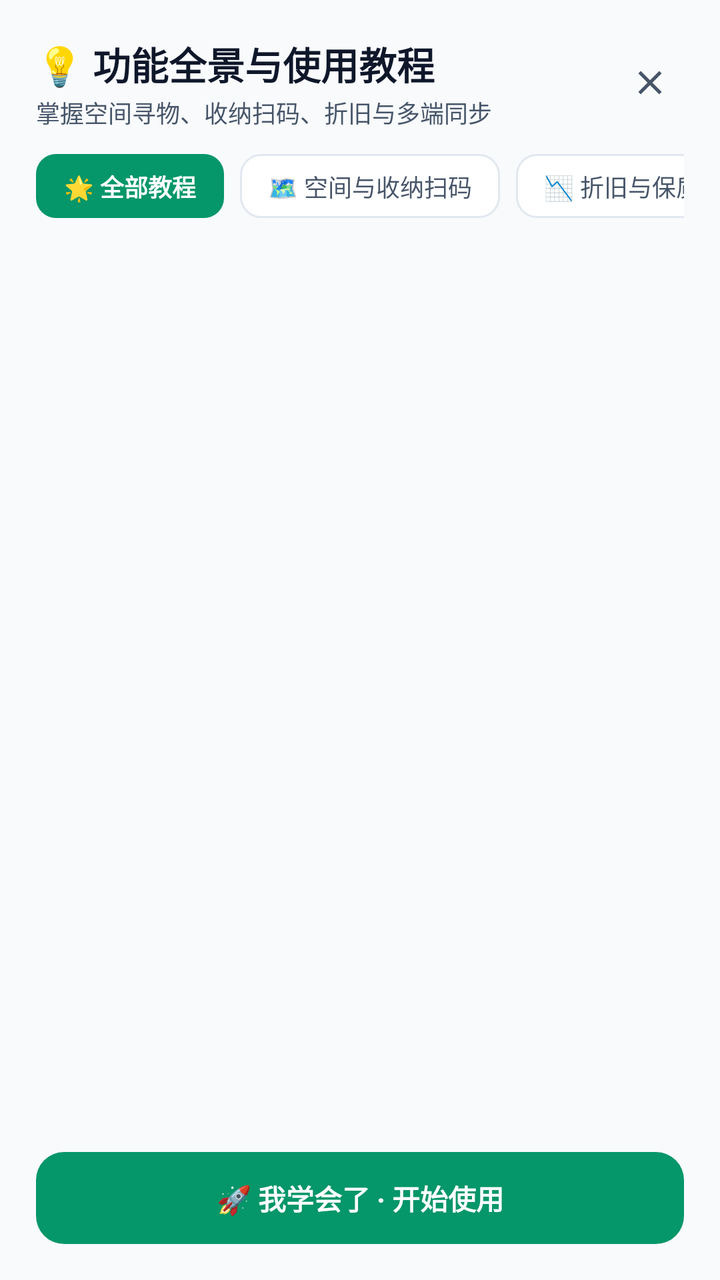
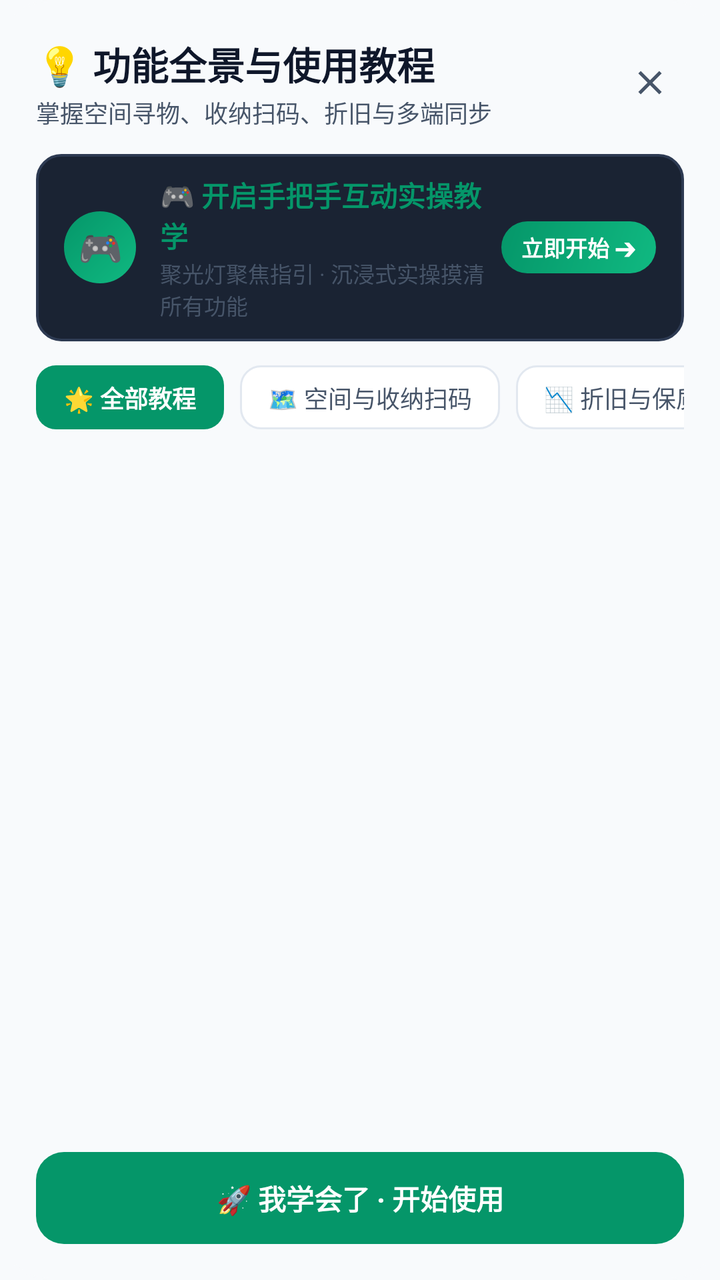

An Android layout rendered at two revisions. The XML below is the earlier revision; the diff shows what the commit changed to produce the second picture.
<!-- AndroidManifest.xml: application theme Theme.DiaperTracker -->
<!-- res/layout/dialog_tutorial.xml -->
<?xml version="1.0" encoding="utf-8"?>
<LinearLayout
    xmlns:android="http://schemas.android.com/apk/res/android"
    xmlns:app="http://schemas.android.com/apk/res-auto"
    android:layout_width="match_parent"
    android:layout_height="match_parent"
    android:orientation="vertical"
    android:background="@drawable/bg_dialog_card"
    android:backgroundTint="@color/background"
    android:padding="18dp">

    
    <LinearLayout
        android:layout_width="match_parent"
        android:layout_height="wrap_content"
        android:orientation="horizontal"
        android:gravity="center_vertical"
        android:layout_marginBottom="12dp">

        <LinearLayout
            android:layout_width="0dp"
            android:layout_height="wrap_content"
            android:layout_weight="1"
            android:orientation="vertical">

            <TextView
                android:layout_width="wrap_content"
                android:layout_height="wrap_content"
                android:text="💡 功能全景与使用教程"
                android:textSize="19sp"
                android:textStyle="bold"
                android:textColor="@color/text_primary"
                android:fontFamily="sans-serif-medium" />

            <TextView
                android:layout_width="wrap_content"
                android:layout_height="wrap_content"
                android:text="掌握空间寻物、收纳扫码、折旧与多端同步"
                android:textSize="12sp"
                android:textColor="@color/text_secondary"
                android:layout_marginTop="2dp" />
        </LinearLayout>

        <ImageView
            android:id="@+id/btn_close_tutorial"
            android:layout_width="34dp"
            android:layout_height="34dp"
            android:src="@drawable/ic_close"
            android:padding="7dp"
            app:tint="@color/text_secondary"
            android:background="?attr/selectableItemBackgroundBorderless"
            android:contentDescription="关闭" />
    </LinearLayout>

    
    <HorizontalScrollView
        android:layout_width="match_parent"
        android:layout_height="wrap_content"
        android:scrollbars="none"
        android:layout_marginBottom="12dp">

        <LinearLayout
            android:id="@+id/tutorial_chips_container"
            android:layout_width="wrap_content"
            android:layout_height="wrap_content"
            android:orientation="horizontal">

            <TextView
                android:id="@+id/chip_tut_all"
                android:layout_width="wrap_content"
                android:layout_height="32dp"
                android:gravity="center"
                android:text="🌟 全部教程"
                android:textSize="12sp"
                android:textColor="#FFFFFF"
                android:textStyle="bold"
                android:background="@drawable/bg_chip_active"
                android:paddingHorizontal="14dp"
                android:layout_marginEnd="8dp" />

            <TextView
                android:id="@+id/chip_tut_spatial"
                android:layout_width="wrap_content"
                android:layout_height="32dp"
                android:gravity="center"
                android:text="🗺️ 空间与收纳扫码"
                android:textSize="12sp"
                android:textColor="@color/text_secondary"
                android:background="@drawable/bg_chip_inactive"
                android:paddingHorizontal="14dp"
                android:layout_marginEnd="8dp" />

            <TextView
                android:id="@+id/chip_tut_asset"
                android:layout_width="wrap_content"
                android:layout_height="32dp"
                android:gravity="center"
                android:text="📉 折旧与保质期"
                android:textSize="12sp"
                android:textColor="@color/text_secondary"
                android:background="@drawable/bg_chip_inactive"
                android:paddingHorizontal="14dp"
                android:layout_marginEnd="8dp" />

            <TextView
                android:id="@+id/chip_tut_photo"
                android:layout_width="wrap_content"
                android:layout_height="32dp"
                android:gravity="center"
                android:text="📸 照片与发票"
                android:textSize="12sp"
                android:textColor="@color/text_secondary"
                android:background="@drawable/bg_chip_inactive"
                android:paddingHorizontal="14dp"
                android:layout_marginEnd="8dp" />

            <TextView
                android:id="@+id/chip_tut_sync"
                android:layout_width="wrap_content"
                android:layout_height="32dp"
                android:gravity="center"
                android:text="☁️ 小组件与云同步"
                android:textSize="12sp"
                android:textColor="@color/text_secondary"
                android:background="@drawable/bg_chip_inactive"
                android:paddingHorizontal="14dp" />
        </LinearLayout>
    </HorizontalScrollView>

    
    <ScrollView
        android:layout_width="match_parent"
        android:layout_height="0dp"
        android:layout_weight="1"
        android:overScrollMode="never">

        <LinearLayout
            android:id="@+id/tutorial_cards_container"
            android:layout_width="match_parent"
            android:layout_height="wrap_content"
            android:orientation="vertical"
            android:paddingBottom="12dp">

            

        </LinearLayout>
    </ScrollView>

    
    <Button
        android:id="@+id/btn_tutorial_got_it"
        android:layout_width="match_parent"
        android:layout_height="46dp"
        android:layout_marginTop="8dp"
        android:text="🚀 我学会了 · 开始使用"
        android:textSize="14sp"
        android:textStyle="bold"
        android:textColor="#FFFFFF"
        android:background="@drawable/bg_btn_primary"
        style="?android:attr/borderlessButtonStyle" />

</LinearLayout>
<!-- resources referenced by this layout -->
<resources>
  <color name="background">#F8FAFC</color>
  <color name="text_primary">#0F172A</color>
  <color name="text_secondary">#475569</color>
  <!-- drawable bg_btn_primary (drawable) -->
  <?xml version="1.0" encoding="utf-8"?>
  <ripple xmlns:android="http://schemas.android.com/apk/res/android"
      android:color="#40FFFFFF">
      <item>
          <shape android:shape="rectangle">
              <gradient
                  android:angle="135"
                  android:startColor="#10B981"
                  android:endColor="#059669" />
              <corners android:radius="14dp" />
          </shape>
      </item>
  </ripple>
  <!-- drawable bg_chip_active (drawable) -->
  <?xml version="1.0" encoding="utf-8"?>
  <shape xmlns:android="http://schemas.android.com/apk/res/android"
      android:shape="rectangle">
      <solid android:color="@color/primary" />
      <corners android:radius="10dp" />
  </shape>
  <!-- drawable bg_chip_inactive (drawable) -->
  <?xml version="1.0" encoding="utf-8"?>
  <shape xmlns:android="http://schemas.android.com/apk/res/android"
      android:shape="rectangle">
      <solid android:color="@color/card" />
      <stroke android:width="1dp" android:color="@color/card_border" />
      <corners android:radius="10dp" />
  </shape>
  <!-- drawable bg_dialog_card (drawable) -->
  <?xml version="1.0" encoding="utf-8"?>
  <shape xmlns:android="http://schemas.android.com/apk/res/android"
      android:shape="rectangle">
      <solid android:color="@color/card" />
      <corners android:radius="24dp" />
      <stroke
          android:width="1dp"
          android:color="@color/card_border" />
  </shape>
  <!-- drawable ic_close (drawable) -->
  <vector xmlns:android="http://schemas.android.com/apk/res/android"
      android:width="24dp"
      android:height="24dp"
      android:viewportWidth="24"
      android:viewportHeight="24">
      <path
          android:fillColor="#FFFFFFFF"
          android:pathData="M19,6.41L17.59,5 12,10.59 6.41,5 5,6.41 10.59,12 5,17.59 6.41,19 12,13.41 17.59,19 19,17.59 13.41,12z" />
  </vector>
  <style name="Theme.DiaperTracker" parent="Theme.Material3.DayNight.NoActionBar">
          <item name="colorPrimary">@color/primary</item>
          <item name="colorPrimaryDark">@color/primary_dark</item>
          <item name="colorSecondary">@color/accent</item>
          <item name="android:colorBackground">@color/background</item>
          <item name="android:statusBarColor">@color/primary_dark</item>
          <item name="android:windowLightStatusBar">false</item>
          <item name="android:navigationBarColor">@color/card</item>
          <item name="android:windowLightNavigationBar">true</item>
      </style>
  <color name="primary">#059669</color>
  <color name="card">#FFFFFF</color>
  <color name="card_border">#E2E8F0</color>
  <color name="primary_dark">#047857</color>
  <color name="accent">#F59E0B</color>
</resources>

<!-- the commit's change to res/layout/dialog_tutorial.xml (unified diff, before → after) -->
@@ -53,6 +53,65 @@
     </LinearLayout>
 
     
+    <LinearLayout
+        android:id="@+id/btn_start_interactive_tour"
+        android:layout_width="match_parent"
+        android:layout_height="wrap_content"
+        android:orientation="horizontal"
+        android:gravity="center_vertical"
+        android:background="@drawable/bg_input_box"
+        android:paddingHorizontal="14dp"
+        android:paddingVertical="10dp"
+        android:layout_marginBottom="12dp"
+        android:clickable="true"
+        android:focusable="true">
+
+        <TextView
+            android:layout_width="36dp"
+            android:layout_height="36dp"
+            android:gravity="center"
+            android:text="🎮"
+            android:textSize="18sp"
+            android:background="@drawable/bg_icon_circle" />
+
+        <LinearLayout
+            android:layout_width="0dp"
+            android:layout_height="wrap_content"
+            android:layout_weight="1"
+            android:layout_marginStart="12dp"
+            android:orientation="vertical">
+
+            <TextView
+                android:layout_width="wrap_content"
+                android:layout_height="wrap_content"
+                android:text="🎮 开启手把手互动实操教学"
+                android:textSize="14sp"
+                android:textStyle="bold"
+                android:textColor="@color/primary"
+                android:fontFamily="sans-serif-medium" />
+
+            <TextView
+                android:layout_width="wrap_content"
+                android:layout_height="wrap_content"
+                android:text="聚光灯聚焦指引 · 沉浸式实操摸清所有功能"
+                android:textSize="11sp"
+                android:textColor="@color/text_secondary"
+                android:layout_marginTop="1dp" />
+        </LinearLayout>
+
+        <TextView
+            android:layout_width="wrap_content"
+            android:layout_height="26dp"
+            android:gravity="center"
+            android:text="立即开始 ➔"
+            android:textSize="11sp"
+            android:textStyle="bold"
+            android:textColor="#FFFFFF"
+            android:background="@drawable/bg_btn_primary"
+            android:paddingHorizontal="10dp" />
+    </LinearLayout>
+
+    
     <HorizontalScrollView
         android:layout_width="match_parent"
         android:layout_height="wrap_content"
<!-- resource entries referenced after the edit -->
@@ -42,6 +42,34 @@
           android:width="1dp"
           android:color="@color/card_border" />
   </shape>
+  <!-- drawable bg_icon_circle (drawable) -->
+  <?xml version="1.0" encoding="utf-8"?>
+  <shape xmlns:android="http://schemas.android.com/apk/res/android"
+      android:shape="oval">
+      <gradient
+          android:type="linear"
+          android:angle="135"
+          android:startColor="#10B981"
+          android:endColor="#059669" />
+  </shape>
+  <!-- drawable bg_input_box (drawable) -->
+  <?xml version="1.0" encoding="utf-8"?>
+  <selector xmlns:android="http://schemas.android.com/apk/res/android">
+      <item android:state_focused="true">
+          <shape android:shape="rectangle">
+              <corners android:radius="12dp" />
+              <solid android:color="#1F2A40" />
+              <stroke android:width="1.8dp" android:color="@color/primary" />
+          </shape>
+      </item>
+      <item>
+          <shape android:shape="rectangle">
+              <corners android:radius="12dp" />
+              <solid android:color="#1A2333" />
+              <stroke android:width="1.2dp" android:color="#2D3A52" />
+          </shape>
+      </item>
+  </selector>
   <!-- drawable ic_close (drawable) -->
   <vector xmlns:android="http://schemas.android.com/apk/res/android"
       android:width="24dp"
